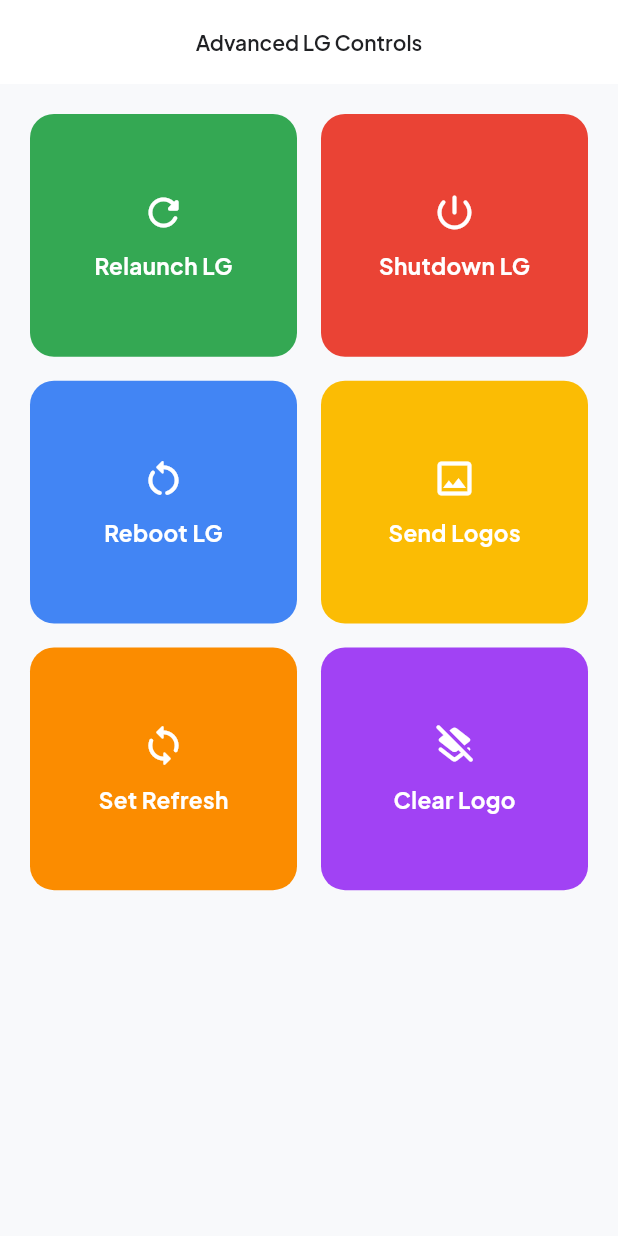
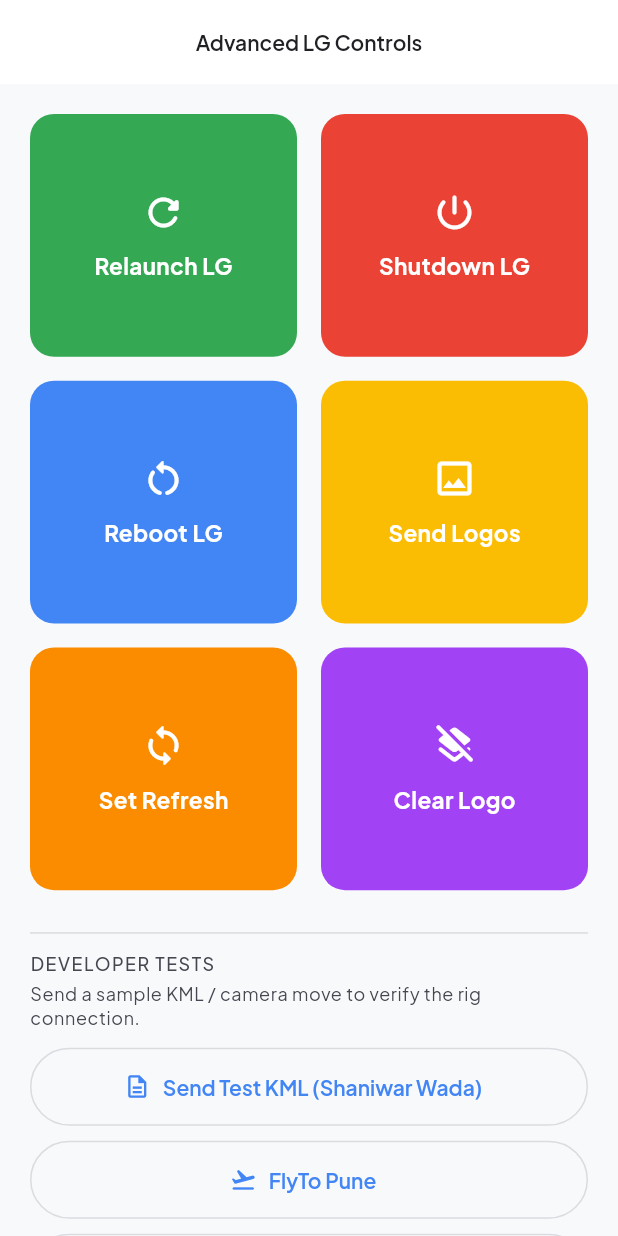
Before and after one commit to LiquidGalaxyLAB/lg-ai-tour-director, a Flutter app: the AdvancedLgControlsScreen screen opened by its route, on a phone screen of 412 x 824 dp. Run offline on Flutter 3.47's test engine with Material 3 defaults, Android fonts, the phone set to English and light mode, and no system bars; our stand-ins replace dio, flutter_dotenv, flutter_riverpod, flutter_tts, go_router, google_fonts and 2 more; missing offline and left inert: dartssh2; accounts and stored records are empty; generated files the repository leaves out were written again.

Commit message:
send kml, clear kml, and flyto for testing in advanced controls

```diff
--- a/flutter_app/lib/screens/settings/advanced_lg_controls_screen.dart
+++ b/flutter_app/lib/screens/settings/advanced_lg_controls_screen.dart
@@ -4,9 +4,9 @@ import 'package:flutter_riverpod/flutter_riverpod.dart';
 import '../../core/theme/app_colors.dart';
 import '../../providers/ssh_provider.dart';
 
-/// Advanced LG Controls (mockup 19): the 2×3 grid of rig commands, moved out of
-/// Home. Relaunch/Reboot/Shutdown/Clear are wired to the SSH provider; Send
-/// Logos and Set Refresh are stubbed until those LG commands are implemented.
+// Advanced LG Controls (mockup 19): the 2×3 grid of rig commands, moved out of
+// Home. Relaunch/Reboot/Shutdown/Clear are wired to the SSH provider; Send
+// Logos and Set Refresh are stubbed until those LG commands are implemented
 class AdvancedLgControlsScreen extends ConsumerWidget {
   const AdvancedLgControlsScreen({super.key});
 
@@ -42,8 +42,11 @@ class AdvancedLgControlsScreen extends ConsumerWidget {
     void toast(String msg) =>
         messenger.showSnackBar(SnackBar(content: Text(msg)));
 
-    Future<void> run(String action, Future<void> Function() fn,
-        {bool destructive = false}) async {
+    Future<void> run(
+      String action,
+      Future<void> Function() fn, {
+      bool destructive = false,
+    }) async {
       if (!connected) {
         toast('Connect to Liquid Galaxy first');
         return;
@@ -54,31 +57,97 @@ class AdvancedLgControlsScreen extends ConsumerWidget {
     }
 
     final tiles = <_Tile>[
-      _Tile('Relaunch LG', Icons.refresh_rounded, AppColors.tileRelaunch,
-          () => run('Relaunch', notifier.relaunchLg, destructive: true)),
-      _Tile('Shutdown LG', Icons.power_settings_new_rounded, AppColors.tileShutdown,
-          () => run('Shutdown', notifier.shutdownLg, destructive: true)),
-      _Tile('Reboot LG', Icons.restart_alt_rounded, AppColors.tileReboot,
-          () => run('Reboot', notifier.rebootLg, destructive: true)),
-      _Tile('Send Logos', Icons.image_outlined, AppColors.tileSendLogos,
-          () => toast('Send Logos — coming soon')),
-      _Tile('Set Refresh', Icons.sync_rounded, AppColors.tileSetRefresh,
-          () => toast('Set Refresh — coming soon')),
-      _Tile('Clear Logo', Icons.layers_clear_rounded, AppColors.tileClearLogo,
-          () => run('Clear', notifier.cleanup)),
+      _Tile(
+        'Relaunch LG',
+        Icons.refresh_rounded,
+        AppColors.tileRelaunch,
+        () => run('Relaunch', notifier.relaunchLg, destructive: true),
+      ),
+      _Tile(
+        'Shutdown LG',
+        Icons.power_settings_new_rounded,
+        AppColors.tileShutdown,
+        () => run('Shutdown', notifier.shutdownLg, destructive: true),
+      ),
+      _Tile(
+        'Reboot LG',
+        Icons.restart_alt_rounded,
+        AppColors.tileReboot,
+        () => run('Reboot', notifier.rebootLg, destructive: true),
+      ),
+      _Tile(
+        'Send Logos',
+        Icons.image_outlined,
+        AppColors.tileSendLogos,
+        () => toast('Send Logos — coming soon'),
+      ),
+      _Tile(
+        'Set Refresh',
+        Icons.sync_rounded,
+        AppColors.tileSetRefresh,
+        () => toast('Set Refresh — coming soon'),
+      ),
+      _Tile(
+        'Clear Logo',
+        Icons.layers_clear_rounded,
+        AppColors.tileClearLogo,
+        () => run('Clear', notifier.cleanup),
+      ),
     ];
 
     return Scaffold(
       appBar: AppBar(title: const Text('Advanced LG Controls')),
       body: SafeArea(
-        child: Padding(
+        child: SingleChildScrollView(
           padding: const EdgeInsets.all(20),
-          child: GridView.count(
-            crossAxisCount: 2,
-            mainAxisSpacing: 16,
-            crossAxisSpacing: 16,
-            childAspectRatio: 1.1,
-            children: [for (final t in tiles) _ControlTile(tile: t)],
+          child: Column(
+            crossAxisAlignment: CrossAxisAlignment.stretch,
+            children: [
+              GridView.count(
+                crossAxisCount: 2,
+                shrinkWrap: true,
+                physics: const NeverScrollableScrollPhysics(),
+                mainAxisSpacing: 16,
+                crossAxisSpacing: 16,
+                childAspectRatio: 1.1,
+                children: [for (final t in tiles) _ControlTile(tile: t)],
+              ),
+              const SizedBox(height: 28),
+              const Divider(),
+              const SizedBox(height: 12),
+              Text(
+                'DEVELOPER TESTS',
+                style: Theme.of(context).textTheme.labelMedium?.copyWith(
+                  letterSpacing: 1,
+                  color: Theme.of(context).colorScheme.onSurfaceVariant,
+                ),
+              ),
+              const SizedBox(height: 4),
+              Text(
+                'Send a sample KML / camera move to verify the rig connection.',
+                style: Theme.of(context).textTheme.bodySmall?.copyWith(
+                  color: Theme.of(context).colorScheme.onSurfaceVariant,
+                ),
+              ),
+              const SizedBox(height: 12),
+              OutlinedButton.icon(
+                onPressed: () => run('Send Test KML', notifier.sendTestKml),
+                icon: const Icon(Icons.description_outlined),
+                label: const Text('Send Test KML (Shaniwar Wada)'),
+              ),
+              const SizedBox(height: 10),
+              OutlinedButton.icon(
+                onPressed: () => run('FlyTo Pune', notifier.flyToPune),
+                icon: const Icon(Icons.flight_takeoff_rounded),
+                label: const Text('FlyTo Pune'),
+              ),
+              const SizedBox(height: 10),
+              OutlinedButton.icon(
+                onPressed: () => run('Clean up', notifier.cleanup),
+                icon: const Icon(Icons.cleaning_services_outlined),
+                label: const Text('Clear KML files'),
+              ),
+            ],
           ),
         ),
       ),
```
